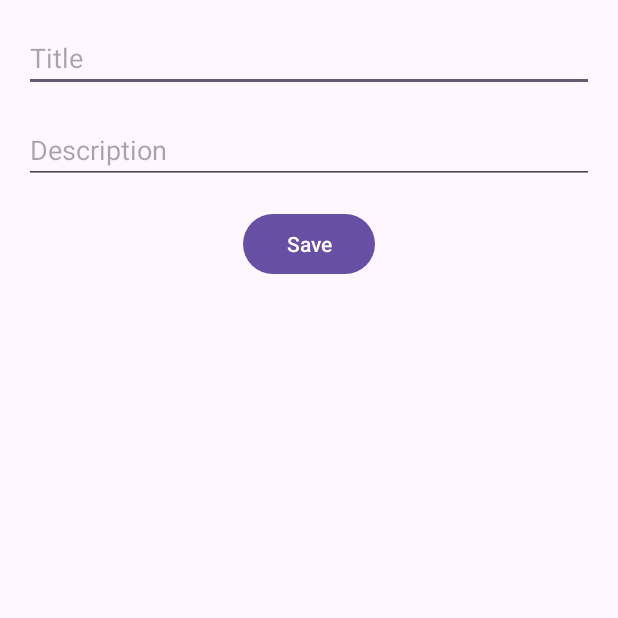
After one commit to Kian2002/INFO-3245, an Android app: the AddRecipeActivity screen opened directly, with no data from a screen before it, on a phone screen of 412 x 824 dp, the top half of it. The commit adds this screen. Run offline under Robolectric (Android 15) with nearby library versions, the phone set to English and light mode, and no system bars.

Commit message:
New functionality: add recipes, view recipes

```diff
--- a/app/src/main/AndroidManifest.xml
+++ b/app/src/main/AndroidManifest.xml
@@ -21,6 +21,8 @@
                 <category android:name="android.intent.category.LAUNCHER" />
             </intent-filter>
         </activity>
+        <activity android:name=".AddRecipeActivity" />
+        <activity android:name=".RecipeDetailActivity" />
     </application>
 
 </manifest>
--- /dev/null
+++ b/app/src/main/java/com/example/recipekeeper/AddRecipeActivity.java
@@ -0,0 +1,53 @@
+package com.example.recipekeeper;
+
+import android.content.Intent;
+import android.os.Bundle;
+import android.text.TextUtils;
+import android.view.View;
+import android.widget.Button;
+import android.widget.EditText;
+import android.widget.Toast;
+
+import androidx.appcompat.app.AppCompatActivity;
+
+public class AddRecipeActivity extends AppCompatActivity {
+
+    private EditText titleEditText;
+    private EditText descriptionEditText;
+    private Button saveButton;
+
+    @Override
+    protected void onCreate(Bundle savedInstanceState) {
+        super.onCreate(savedInstanceState);
+        setContentView(R.layout.activity_add_recipe);
+
+        // Initialize UI elements
+        titleEditText = findViewById(R.id.titleEditText);
+        descriptionEditText = findViewById(R.id.descriptionEditText);
+        saveButton = findViewById(R.id.saveButton);
+
+        // Set click listener for save button
+        saveButton.setOnClickListener(new View.OnClickListener() {
+            @Override
+            public void onClick(View v) {
+                // Validate input
+                String title = titleEditText.getText().toString().trim();
+                String description = descriptionEditText.getText().toString().trim();
+
+                if (TextUtils.isEmpty(title) || TextUtils.isEmpty(description)) {
+                    Toast.makeText(AddRecipeActivity.this, "Please enter title and description", Toast.LENGTH_SHORT).show();
+                    return;
+                }
+
+                // Create a new Recipe object
+                Recipe recipe = new Recipe(title, description);
+
+                // Pass the recipe back to the MainActivity
+                Intent intent = new Intent();
+                intent.putExtra("recipe", recipe);
+                setResult(RESULT_OK, intent);
+                finish();
+            }
+        });
+    }
+}
--- a/app/src/main/java/com/example/recipekeeper/Recipe.java
+++ b/app/src/main/java/com/example/recipekeeper/Recipe.java
@@ -1,6 +1,8 @@
 package com.example.recipekeeper;
 
-public class Recipe {
+import java.io.Serializable;
+
+public class Recipe implements Serializable {
     private long id;
     private String title;
     private String description;
--- /dev/null
+++ b/app/src/main/res/layout/activity_add_recipe.xml
@@ -0,0 +1,32 @@
+<?xml version="1.0" encoding="utf-8"?>
+<RelativeLayout xmlns:android="http://schemas.android.com/apk/res/android"
+    android:layout_width="match_parent"
+    android:layout_height="match_parent"
+    android:padding="16dp">
+
+    <EditText
+        android:id="@+id/titleEditText"
+        android:layout_width="match_parent"
+        android:layout_height="wrap_content"
+        android:hint="Title"
+        android:inputType="text"/>
+
+    <EditText
+        android:id="@+id/descriptionEditText"
+        android:layout_width="match_parent"
+        android:layout_height="wrap_content"
+        android:layout_below="@id/titleEditText"
+        android:layout_marginTop="16dp"
+        android:hint="Description"
+        android:inputType="textMultiLine"/>
+
+    <Button
+        android:id="@+id/saveButton"
+        android:layout_width="wrap_content"
+        android:layout_height="wrap_content"
+        android:layout_below="@id/descriptionEditText"
+        android:layout_centerHorizontal="true"
+        android:layout_marginTop="16dp"
+        android:text="Save"/>
+
+</RelativeLayout>
```
Also changed, not shown: app/src/main/java/com/example/recipekeeper/DatabaseHelper.java (+23 -0 lines), app/src/main/java/com/example/recipekeeper/MainActivity.java (+51 -3 lines), app/src/main/java/com/example/recipekeeper/RecipeAdapter.java (added, +37 -0 lines), app/src/main/java/com/example/recipekeeper/RecipeDetailActivity.java (added, +23 -0 lines), app/src/main/res/layout/activity_main.xml (+24 -5 lines), app/src/main/res/layout/activity_recipe_detail.xml (added, +28 -0 lines), app/src/main/res/layout/recipe_item.xml (added, +15 -0 lines).
